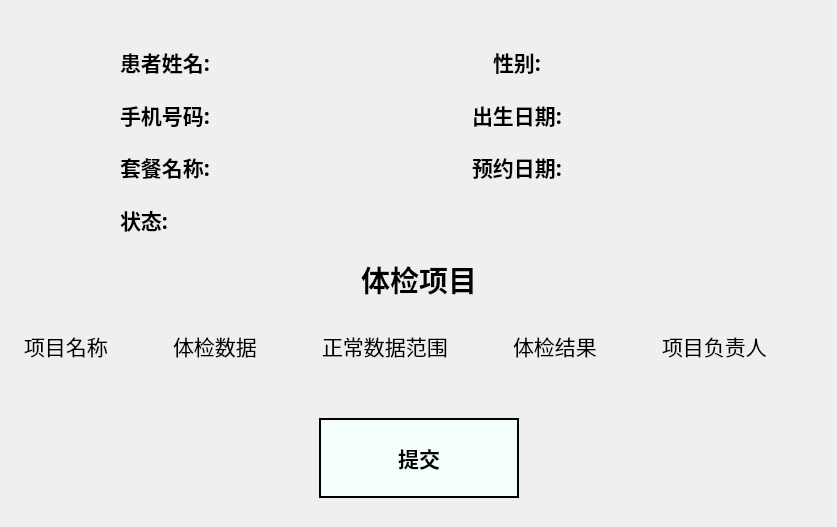
Before: the Qt Designer form PEIS_Client/inputmedicaexaminationdata.ui in ooohhhj/PEIS, drawn with Qt 5.
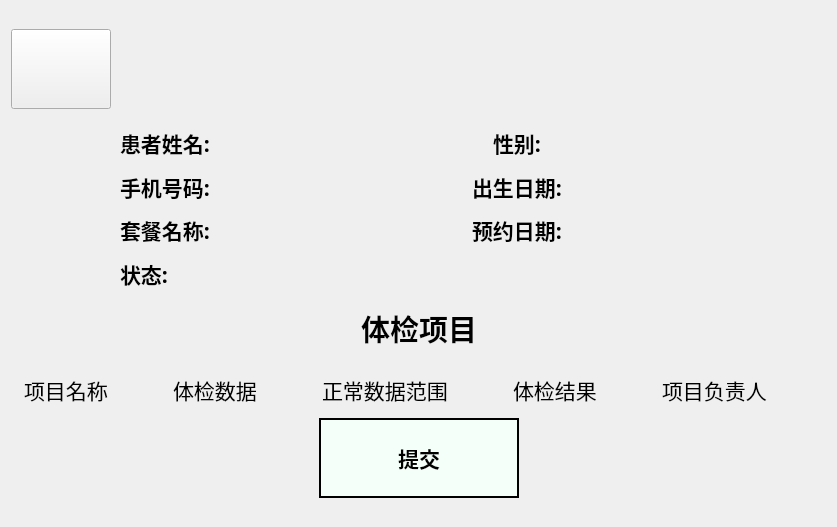
After: the same form once the commit is applied. Icons and pictures are not drawn.

```diff
--- a/PEIS_Client/inputmedicaexaminationdata.ui
+++ b/PEIS_Client/inputmedicaexaminationdata.ui
@@ -16,6 +16,68 @@
   <layout class="QGridLayout" name="gridLayout">
    <item row="0" column="0">
     <layout class="QVBoxLayout" name="verticalLayout_3">
+     <item>
+      <spacer name="verticalSpacer">
+       <property name="orientation">
+        <enum>Qt::Vertical</enum>
+       </property>
+       <property name="sizeType">
+        <enum>QSizePolicy::Fixed</enum>
+       </property>
+       <property name="sizeHint" stdset="0">
+        <size>
+         <width>20</width>
+         <height>18</height>
+        </size>
+       </property>
+      </spacer>
+     </item>
+     <item>
+      <layout class="QHBoxLayout" name="horizontalLayout_8">
+       <item>
+        <widget class="QPushButton" name="returnExitButton">
+         <property name="minimumSize">
+          <size>
+           <width>100</width>
+           <height>80</height>
+          </size>
+         </property>
+         <property name="maximumSize">
+          <size>
+           <width>100</width>
+           <height>80</height>
+          </size>
+         </property>
+         <property name="text">
+          <string/>
+         </property>
+         <property name="icon">
+          <iconset resource="../Resource/icom.qrc">
+           <normaloff>:/returnExit.png</normaloff>:/returnExit.png</iconset>
+         </property>
+         <property name="iconSize">
+          <size>
+           <width>50</width>
+           <height>50</height>
+          </size>
+         </property>
+        </widget>
+       </item>
+       <item>
+        <spacer name="horizontalSpacer_22">
+         <property name="orientation">
+          <enum>Qt::Horizontal</enum>
+         </property>
+         <property name="sizeHint" stdset="0">
+          <size>
+           <width>40</width>
+           <height>20</height>
+          </size>
+         </property>
+        </spacer>
+       </item>
+      </layout>
+     </item>
      <item>
       <widget class="QWidget" name="patienWidget" native="true">
        <property name="styleSheet">
@@ -23,7 +85,7 @@
 border: none;</string>
        </property>
        <layout class="QGridLayout" name="gridLayout_2">
-        <item row="1" column="0">
+        <item row="0" column="0">
          <layout class="QVBoxLayout" name="verticalLayout">
           <item>
            <layout class="QHBoxLayout" name="horizontalLayout">
@@ -464,22 +526,6 @@
           </item>
          </layout>
         </item>
-        <item row="0" column="0">
-         <spacer name="verticalSpacer_6">
-          <property name="orientation">
-           <enum>Qt::Vertical</enum>
-          </property>
-          <property name="sizeType">
-           <enum>QSizePolicy::Fixed</enum>
-          </property>
-          <property name="sizeHint" stdset="0">
-           <size>
-            <width>20</width>
-            <height>18</height>
-           </size>
-          </property>
-         </spacer>
-        </item>
        </layout>
       </widget>
      </item>
```
Left out of the diff: 4 changed lines with no effect on the pictures.
